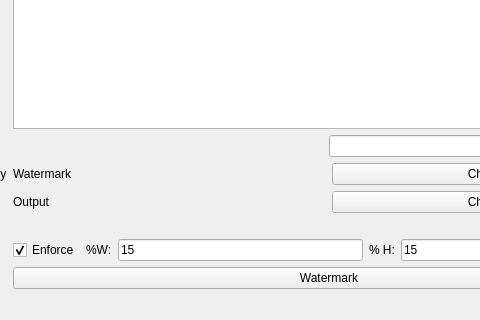
Before: the Qt Designer form watermark_app/gui/watermark_window.ui in fishhead2567/watermark_app, drawn with Qt 5; both pictures show x 146 to 626 and y 280 to 600 of the 800 by 600 pixel window.
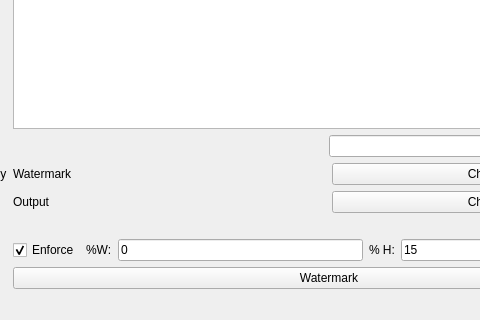
After: the same form once the commit is applied.

What changed in the file:
```diff
--- a/watermark_app/gui/watermark_window.ui
+++ b/watermark_app/gui/watermark_window.ui
@@ -130,7 +130,7 @@
         <item>
          <widget class="QLineEdit" name="widthScale">
           <property name="text">
-           <string>15</string>
+           <string>0</string>
           </property>
          </widget>
         </item>
```
